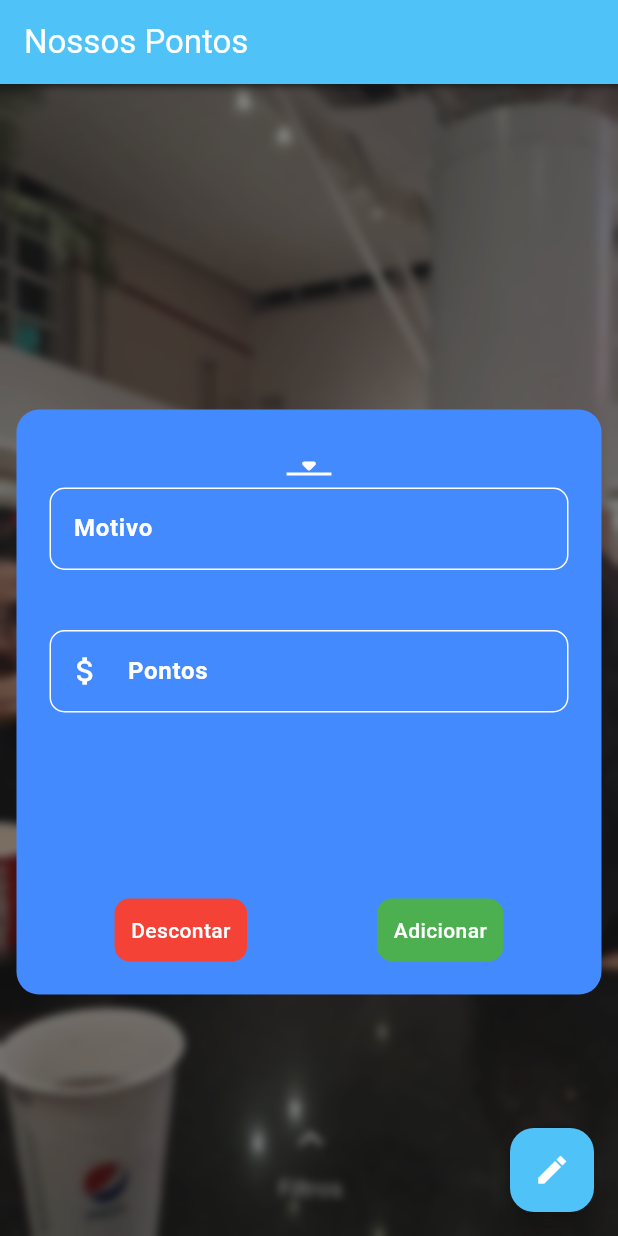
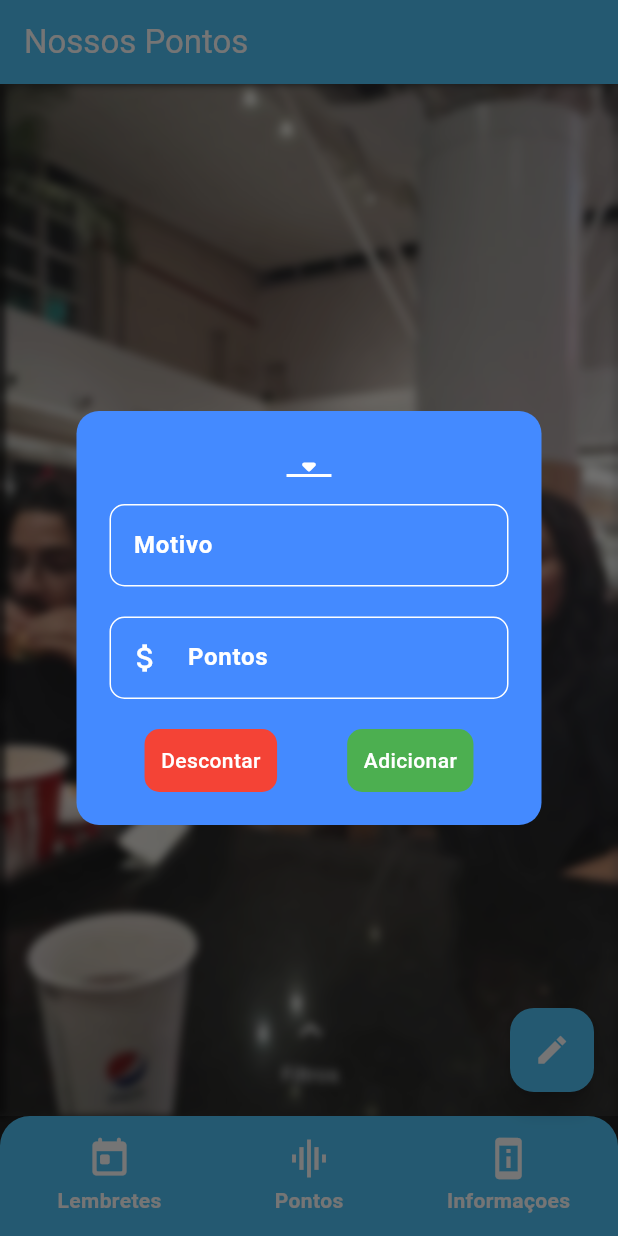
Before and after one commit to Joao-Fialho/nossos-pontos, a Flutter app: the screen it shows after launch, after a tap on the "mode edit" icon, on a phone screen of 412 x 824 dp. Run offline on Flutter 3.47's test engine with Material 3 defaults, Android fonts, the phone set to English and light mode, and no system bars; our stand-ins replace cloud_firestore, firebase_core, flutter_mobx, flutter_modular, mobx; accounts and stored records are empty; generated files the repository leaves out were written again.

Commit message:
adicionado navigation bar, ajustes de layout

```diff
--- a/lib/components/card_name.dart
+++ b/lib/components/card_name.dart
@@ -1,6 +1,6 @@
 import 'package:flutter/material.dart';
 import 'package:nossos_pontos/controllers/home_controller.dart';
-import 'package:nossos_pontos/domain/points_item_model.dart';
+import 'package:nossos_pontos/domain/models/points_item_model.dart';
 
 class CardName extends StatefulWidget {
   final String name;
@@ -93,6 +93,11 @@ class _CardNameState extends State<CardName> {
                 child: Row(
                   mainAxisAlignment: MainAxisAlignment.spaceBetween,
                   children: [
+                    IconButton(
+                        //onPressed: widget.controller.editMotivo(
+                          //  widget.name, widget.pointsTotal, widget.),
+                        onPressed: (){},
+                        icon: Icon(Icons.mode_edit_rounded)),
                     Expanded(
                       child: Text(
                         widget.controller.firstLetterCapitalized(
--- a/lib/components/points_modal.dart
+++ b/lib/components/points_modal.dart
@@ -1,8 +1,7 @@
-// ignore_for_file: public_member_api_docs, sort_constructors_first
 import 'package:flutter/material.dart';
 import 'package:flutter_mobx/flutter_mobx.dart';
 import 'package:nossos_pontos/controllers/home_controller.dart';
-import 'package:nossos_pontos/domain/user_model.dart';
+import 'package:nossos_pontos/domain/models/user_model.dart';
 
 class PointsModal extends StatefulWidget {
   final HomeController controller;
@@ -21,24 +20,15 @@ class _PointsModalState extends State<PointsModal> {
   Widget build(BuildContext context) {
     var size = MediaQuery.of(context).size;
 
-    return Stack(
-      alignment: Alignment.center,
-      children: [
-        Container(
-          height: size.height,
-          width: size.width,
-          color: const Color(0x70000000),
-        ),
-        AspectRatio(
-          aspectRatio: 1 / 1,
-          child: Container(
-            width: size.width * 0.8,
+    return Container(
+      width: size.width * 0.9,
       padding: const EdgeInsets.all(22),
       margin: const EdgeInsets.all(11),
       decoration: BoxDecoration(
         borderRadius: BorderRadius.circular(15),
         color: Colors.blueAccent,
       ),
+      child: SingleChildScrollView(
         child: Column(
           mainAxisAlignment: MainAxisAlignment.spaceBetween,
           children: [
@@ -47,6 +37,7 @@ class _PointsModalState extends State<PointsModal> {
                 Observer(
                   builder: (context) {
                     return DropdownButton<String>(
+                      padding: const EdgeInsets.only(bottom: 10),
                       value: widget.controller.selectedUser,
                       dropdownColor: Colors.blueAccent,
                       icon: const Icon(Icons.arrow_drop_down_rounded,
@@ -75,8 +66,9 @@ class _PointsModalState extends State<PointsModal> {
                   },
                 ),
                 TextFormField(
+
                   style: const TextStyle(color: Colors.white, fontSize: 15),
-                      maxLines: 5,
+                  maxLines: 3,
                   minLines: 1,
                   cursorColor: Colors.white,
                   cursorRadius: const Radius.circular(10),
@@ -102,7 +94,7 @@ class _PointsModalState extends State<PointsModal> {
                   ),
                 ),
                 const SizedBox(
-                      height: 40,
+                  height: 20,
                 ),
                 TextFormField(
                   style: const TextStyle(color: Colors.white, fontSize: 15),
@@ -134,6 +126,9 @@ class _PointsModalState extends State<PointsModal> {
                     });
                   },
                 ),
+                const SizedBox(
+                  height: 20,
+                ),
               ],
             ),
             Row(
@@ -144,6 +139,7 @@ class _PointsModalState extends State<PointsModal> {
                     setState(() {
                       if (motivo.isNotEmpty && points != 0) {
                         widget.controller.setPoints(points, false, motivo);
+                        Navigator.of(context).pop();
                       }
                     });
                   },
@@ -165,6 +161,7 @@ class _PointsModalState extends State<PointsModal> {
                     if (motivo.isNotEmpty && points != 0) {
                       setState(() {
                         widget.controller.setPoints(points, true, motivo);
+                        Navigator.of(context).pop();
                       });
                     }
                   },
@@ -186,8 +183,6 @@ class _PointsModalState extends State<PointsModal> {
           ],
         ),
       ),
-        ),
-      ],
     );
   }
 }
--- a/lib/controllers/home_controller.dart
+++ b/lib/controllers/home_controller.dart
@@ -1,7 +1,7 @@
 import 'package:mobx/mobx.dart';
-import 'package:nossos_pontos/domain/points_item_model.dart';
+import 'package:nossos_pontos/domain/models/points_item_model.dart';
+import 'package:nossos_pontos/domain/models/user_model.dart';
 import 'package:nossos_pontos/domain/rank_item_datasource.dart';
-import 'package:nossos_pontos/domain/user_model.dart';
 
 part 'home_controller.g.dart';
 
@@ -27,18 +27,18 @@ abstract class _HomeController with Store {
     return userList;
   }
 
-  // @action
-  // setPoints() async {
-  //   toggleVisibility();
-  //   // userList = (await rankItemDatasource.getRankItem()).asObservable();
-  //   // return userList;
-  // }
-
   @observable
   Observable<bool> isVisibleModalPoint = false.obs();
 
   @observable
   Observable<bool> backButtonPressed = false.obs();
+
+  // @action
+  // void editMotivo(String user, int totalPoint,) {
+  //   int userIndex = verificarUser(user);
+  //   rankItemDatasource.editMotivoFirebase(
+  //       user, totalPoint, userIndex);
+  // }
 
   @action
   void toggleVisibility() {
@@ -57,27 +57,30 @@ abstract class _HomeController with Store {
     }
   }
 
+  verificarUser(String user) {
+    for (var i = 0; i < userList.length; i++) {
+      if (user == userList[i].name) {
+        return i;
+      }
+    }
+  }
+
   setPoints(int points, bool isPositivePoints, String motivo) {
     int totalPoint = 0;
-    for (var i = 0; i < userList.length; i++) {
-      if (selectedUser == userList[i].name) {
+    int userIndex = verificarUser(selectedUser);
     if (isPositivePoints == true) {
-          totalPoint = (points + userList[i].pointsTotal).toInt();
+      totalPoint = (points + userList[userIndex].pointsTotal).toInt();
     } else {
-          totalPoint = (userList[i].pointsTotal - points).toInt();
+      totalPoint = (userList[userIndex].pointsTotal - points).toInt();
     }
     rankItemDatasource.setPointsFirebase(
       selectedUser,
       totalPoint,
-          i,
+      userIndex,
       PointsItemModel(
-              motivo: motivo,
-              points: points,
-              isPositivePoints: isPositivePoints),
+          motivo: motivo, points: points, isPositivePoints: isPositivePoints),
     );
-      }
-    }
-    toggleVisibility();
+
     getUser();
   }
 }
--- a/lib/domain/points_item_adapter.dart
+++ /dev/null
@@ -1,11 +0,0 @@
-import 'package:nossos_pontos/domain/points_item_model.dart';
-
-class PointsItemAdapter {
-  static PointsItemModel fromMap(Map<String, dynamic> map) {
-    return PointsItemModel(
-      isPositivePoints: map['isPositivePoints'],
-      motivo: map['motivo'],
-      points: map['points'] ?? 0,
-    );
-  }
-}
--- a/lib/domain/points_item_model.dart
+++ /dev/null
@@ -1,10 +0,0 @@
-class PointsItemModel {
-  PointsItemModel({
-    required this.motivo,
-    required this.points,
-    required this.isPositivePoints,
-  });
-  String motivo = '';
-  int points = 0;
-  bool isPositivePoints = true;
-}
--- a/lib/domain/user_adapter.dart
+++ /dev/null
@@ -1,14 +0,0 @@
-import 'package:nossos_pontos/domain/points_item_adapter.dart';
-import 'package:nossos_pontos/domain/user_model.dart';
-
-class UserAdapter {
-  UserModel fromMap(Map<String, dynamic> map) {
-    return UserModel(
-      name: map['name'],
-      pointsTotal: map['pointsTotal'],
-      pointsItemList: List<Map<String, dynamic>>.from(map['pointsItemList'])
-          .map(PointsItemAdapter.fromMap)
-          .toList(),
-    );
-  }
-}
--- a/lib/domain/user_model.dart
+++ /dev/null
@@ -1,12 +0,0 @@
-import 'package:nossos_pontos/domain/points_item_model.dart';
-
-class UserModel {
-  UserModel({
-    required this.name,
-    required this.pointsTotal,
-    required this.pointsItemList,
-  });
-  String name = '';
-  int pointsTotal = 0;
-  List<PointsItemModel> pointsItemList = [];
-}
--- a/lib/pages/home_page.dart
+++ b/lib/pages/home_page.dart
@@ -61,7 +61,7 @@ class _HomePageState extends State<HomePage> {
             ),
             Padding(
               padding:
-                  const EdgeInsets.only(bottom: 80, left: 8, right: 8, top: 8),
+                  const EdgeInsets.only(bottom: 0, left: 8, right: 8, top: 8),
               child: Observer(
                 builder: (context) {
                   return ListView.separated(
@@ -100,11 +100,11 @@ class _HomePageState extends State<HomePage> {
                       controller.toggleVisibility();
                       return false;
                     },
-                    child: ListView(children: [
-                      PointsModal(
+                    child: Expanded(
+                      child: PointsModal(
                         controller: controller,
                       ),
-                    ]),
+                    ),
                   );
                 } else {
                   return Container();
@@ -119,14 +119,110 @@ class _HomePageState extends State<HomePage> {
         backgroundColor: Colors.lightBlue.shade300,
         onPressed: () {
           setState(() {
-            controller.toggleVisibility();
+            // controller.toggleVisibility();
+            showPointsModal(context, controller);
           });
+          // Modular.to.navigate('/pointsModal', arguments: controller);
         },
         child: const Icon(
           Icons.mode_edit_sharp,
           color: Colors.white,
         ),
       ),
+      bottomNavigationBar: ClipRRect(
+        borderRadius: BorderRadius.vertical(top: Radius.circular(20)),
+        child: BottomAppBar(
+          color: Colors.lightBlue.shade300,
+          child: LayoutBuilder(builder: (context, constraints) {
+            return Row(
+              mainAxisAlignment: MainAxisAlignment.spaceBetween,
+              children: [
+                Container(
+                  height: constraints.maxHeight,
+                  width: constraints.maxWidth * 0.3,
+                  child: Column(
+                    mainAxisAlignment: MainAxisAlignment.spaceAround,
+                    children: [
+                      Container(
+                        child: const Icon(
+                          Icons.today_rounded,
+                          color: Colors.white,
+                          size: 30,
+                        ),
+                      ),
+                      const Text(
+                        'Lembretes',
+                        style: TextStyle(
+                          fontWeight: FontWeight.bold,
+                          color: Colors.white,
+                        ),
+                      ),
+                    ],
+                  ),
+                ),
+                Container(
+                  height: constraints.maxHeight,
+                  width: constraints.maxWidth * 0.3,
+                  child: Column(
+                    mainAxisAlignment: MainAxisAlignment.spaceAround,
+                    children: [
+                      Container(
+                        child: const Icon(
+                          Icons.graphic_eq,
+                          color: Colors.white,
+                          size: 30,
+                        ),
+                      ),
+                      const Text(
+                        'Pontos',
+                        style: TextStyle(
+                          fontWeight: FontWeight.bold,
+                          color: Colors.white,
+                        ),
+                      ),
+                    ],
+                  ),
+                ),
+                Container(
+                  height: constraints.maxHeight,
+                  width: constraints.maxWidth * 0.3,
+                  child: Column(
+                    mainAxisAlignment: MainAxisAlignment.spaceAround,
+                    children: [
+                      Container(
+                        child: const Icon(
+                          Icons.perm_device_information,
+                          color: Colors.white,
+                          size: 30,
+                        ),
+                      ),
+                      const Text(
+                        'Informaçoes',
+                        style: TextStyle(
+                          fontWeight: FontWeight.bold,
+                          color: Colors.white,
+                        ),
+                      ),
+                    ],
+                  ),
+                ),
+              ],
+            );
+          }),
+        ),
+      ),
     );
   }
 }
+
+void showPointsModal(BuildContext context, HomeController controller) {
+  showDialog(
+    context: context,
+    builder: (BuildContext context) {
+      return Dialog(
+        backgroundColor: Colors.transparent,
+        child: PointsModal(controller: controller),
+      );
+    },
+  );
+}
--- a/pubspec.yaml
+++ b/pubspec.yaml
@@ -39,6 +39,7 @@ dependencies:
   firebase_core: ^3.1.0
   flutter_mobx: ^2.2.1+1
   mobx: ^2.3.3+2
+  flutter_modular: ^6.3.4
 
 dev_dependencies:
   flutter_test:
```
Also changed, not shown: pubspec.lock. Lines whose indentation alone changed are shown as unchanged.
